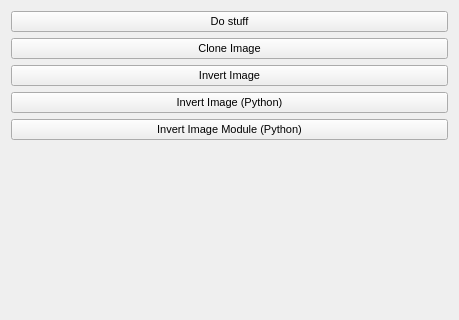
Qt form Plugins/upenn.cbica.captk.example5/src/internal/QmitkCaPTkExample5Controls.ui (ashishsingh18/MITK-Workshop-Project) before a commit; both pictures show x 0 to 459 and y 0 to 320 of the 459 by 857 pixel window.
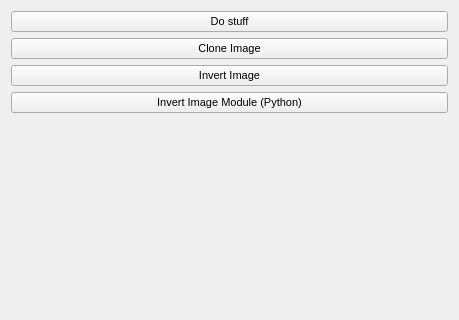
The same form after that commit.

Commit message: removing example 4 UI and adding python explanation

The edit to the form file:
```diff
--- a/Plugins/upenn.cbica.captk.example5/src/internal/QmitkCaPTkExample5Controls.ui
+++ b/Plugins/upenn.cbica.captk.example5/src/internal/QmitkCaPTkExample5Controls.ui
@@ -58,13 +58,6 @@
      </property>
     </widget>
    </item>
-   <item>
-    <widget class="QPushButton" name="pushButton_InvertImagePython">
-     <property name="text">
-      <string>Invert Image (Python)</string>
-     </property>
-    </widget>
-   </item>
    <item>
     <widget class="QPushButton" name="pushButton_InvertImageModulePython">
      <property name="text">
```
The commit also changes 1 other file.
